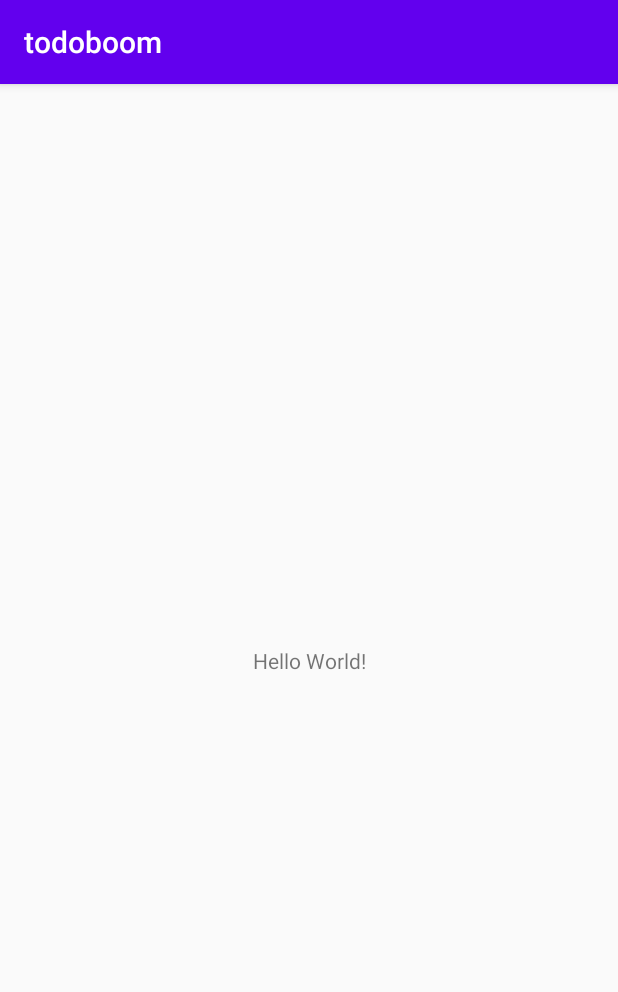
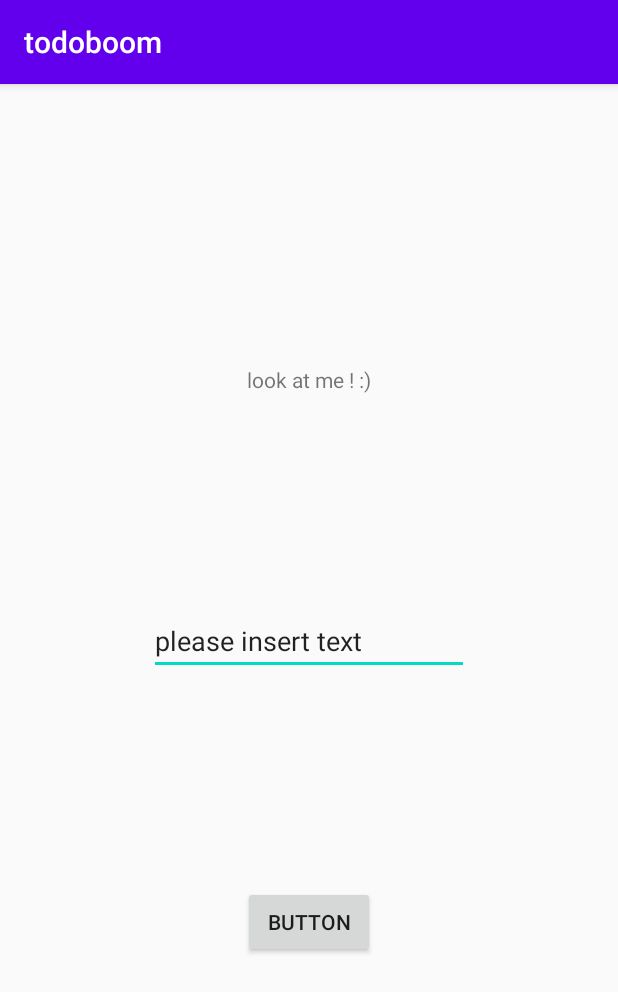
Before and after one commit to GuyGueta/todoboom, an Android app: the screen it shows after launch (MainActivity), on a phone screen of 412 x 824 dp. Shown: the top 992 px of the screen. Run offline under Robolectric (Android 15) with nearby library versions, the phone set to English and light mode, and no system bars.

Commit message:
main func ready todoboom ex1

```diff
--- a/app/src/main/java/com/guy_gueta/todoboom/MainActivity.kt
+++ b/app/src/main/java/com/guy_gueta/todoboom/MainActivity.kt
@@ -2,11 +2,26 @@ package com.guy_gueta.todoboom
 
 import androidx.appcompat.app.AppCompatActivity
 import android.os.Bundle
+import android.view.View
+import android.widget.Button
+import android.widget.EditText
+import android.widget.TextView
 
 class MainActivity : AppCompatActivity() {
+
+
 
     override fun onCreate(savedInstanceState: Bundle?) {
         super.onCreate(savedInstanceState)
         setContentView(R.layout.activity_main)
+        val myButton = findViewById<Button>(R.id.button1)
+        val myEditText = findViewById<EditText>(R.id.editText1)
+        val myTextView = findViewById<TextView>(R.id.textView1)
+
+        myButton.setOnClickListener {
+            val input = myEditText.text
+            myTextView.text = input
+        }
+
     }
 }
--- a/app/src/main/res/layout/activity_main.xml
+++ b/app/src/main/res/layout/activity_main.xml
@@ -4,15 +4,50 @@
     xmlns:tools="http://schemas.android.com/tools"
     android:layout_width="match_parent"
     android:layout_height="match_parent"
+    android:orientation="vertical"
     tools:context=".MainActivity">
 
-    <TextView
+
+    <Button
+        android:id="@+id/button1"
         android:layout_width="wrap_content"
         android:layout_height="wrap_content"
-        android:text="Hello World!"
+        android:text="@string/button"
         app:layout_constraintBottom_toBottomOf="parent"
         app:layout_constraintLeft_toLeftOf="parent"
         app:layout_constraintRight_toRightOf="parent"
-        app:layout_constraintTop_toTopOf="parent" />
+        app:layout_constraintTop_toTopOf="@id/editText1"
+        app:layout_constraintHorizontal_bias="0.5"
+        app:layout_constraintVertical_bias="0.5"
+        />
+
+    <EditText
+        android:id="@+id/editText1"
+        android:layout_width="wrap_content"
+        android:layout_height="wrap_content"
+        android:ems="10"
+        android:inputType="textPersonName"
+        android:text="@string/please_insert_text"
+        app:layout_constraintBottom_toBottomOf="parent"
+        app:layout_constraintLeft_toLeftOf="parent"
+        app:layout_constraintRight_toRightOf="parent"
+        app:layout_constraintTop_toTopOf="parent"
+        app:layout_constraintHorizontal_bias="0.5"
+        app:layout_constraintVertical_bias="0.5"
+        android:layout_marginBottom="25dp"/>
+
+    <TextView
+        android:id="@+id/textView1"
+        android:layout_width="wrap_content"
+        android:layout_height="wrap_content"
+        android:text="@string/first_text_view_string"
+        app:layout_constraintBottom_toBottomOf="@id/editText1"
+        app:layout_constraintLeft_toLeftOf="parent"
+        app:layout_constraintRight_toRightOf="parent"
+        app:layout_constraintTop_toTopOf="parent"
+        app:layout_constraintHorizontal_bias="0.5"
+        app:layout_constraintVertical_bias="0.5"/>
+
+
 
 </androidx.constraintlayout.widget.ConstraintLayout>
--- a/app/src/main/res/values/strings.xml
+++ b/app/src/main/res/values/strings.xml
@@ -1,3 +1,6 @@
 <resources>
     <string name="app_name">todoboom</string>
+    <string name="button">Button</string>
+    <string name="please_insert_text">please insert text</string>
+    <string name="first_text_view_string">look at me ! :)</string>
 </resources>
```
